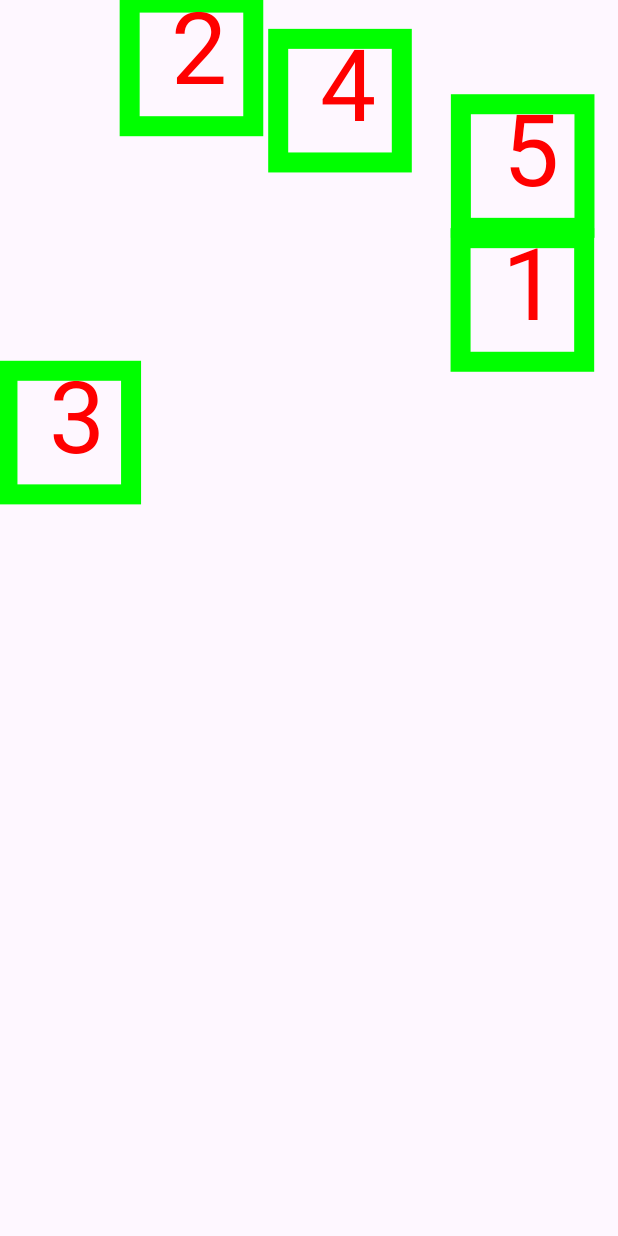
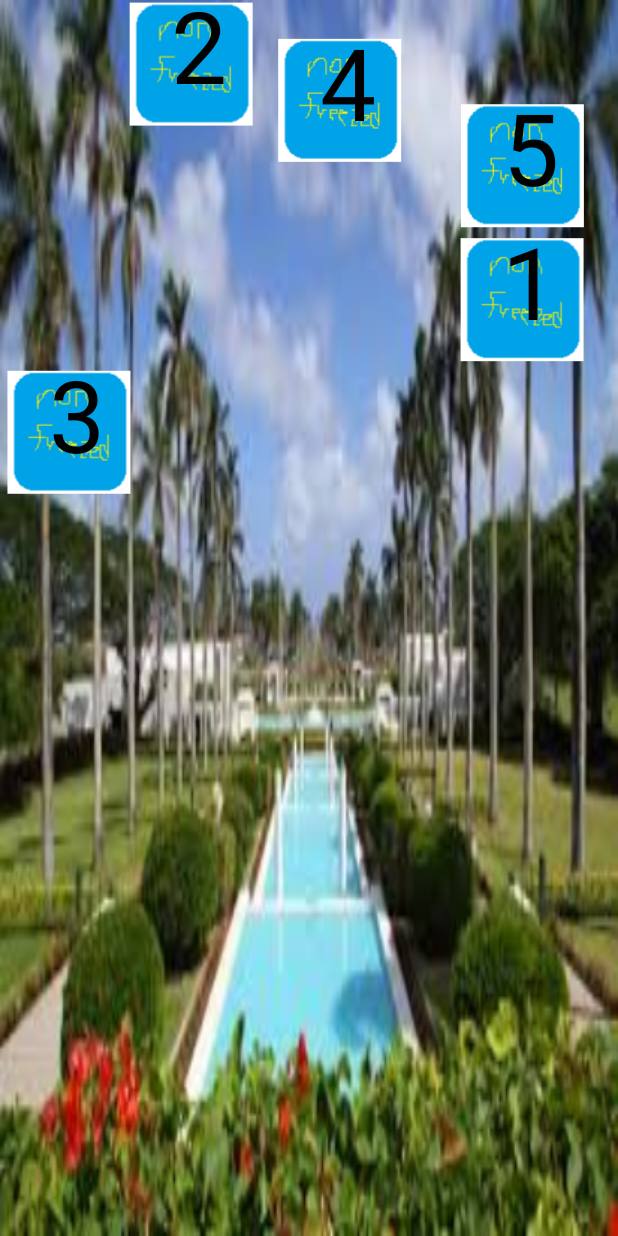
Before and after one commit to hysk3179/NumberSquare, an Android app: the screen it shows after launch (MainActivity), on a phone screen of 412 x 824 dp. Run offline under Robolectric (Android 15) with nearby library versions, the phone set to English and light mode, and no system bars.

Commit message:
Add backgournd

```diff
--- a/app/src/main/java/com/example/numbersquare/MainActivity.java
+++ b/app/src/main/java/com/example/numbersquare/MainActivity.java
@@ -3,6 +3,7 @@ package com.example.numbersquare;
 import android.content.Intent;
 import android.os.Bundle;
 import android.view.Gravity;
+import android.widget.ImageView;
 import android.widget.Toast;
 
 import androidx.activity.EdgeToEdge;
@@ -14,6 +15,8 @@ import androidx.core.view.WindowInsetsCompat;
 public class MainActivity extends AppCompatActivity {
 
     private SquareView sq;
+    private ImageView iv;
+
     /**
      * Activity class that initializes the SquareView and sets it as the content view.
      */
@@ -21,7 +24,7 @@ public class MainActivity extends AppCompatActivity {
     protected void onCreate(Bundle b) {
         super.onCreate(b);
 //        Intent i =getIntent();
-        sq = new SquareView(this);
+        sq = new SquareView(this, false);
         setContentView(sq);
         Toast toast = Toast.makeText(getApplicationContext(), "Level 1", Toast.LENGTH_SHORT);
         toast.setGravity(Gravity.CENTER, 0, 0);  // Center the Toast
--- a/app/src/main/java/com/example/numbersquare/Square.java
+++ b/app/src/main/java/com/example/numbersquare/Square.java
@@ -22,7 +22,9 @@ public class Square {
     float velocitydx = (float) (Math.random() * 10) - 5; //-5 ~ 5
     float velocitydy = (float) (Math.random() * 10) - 5; //-5 ~ 5
     private Bitmap img;
+    private Bitmap imgWater;
     private Bitmap icedSquare;
+    private Bitmap water;
     private boolean iced;
     private Paint fakeIce;
 
@@ -43,11 +45,15 @@ public class Square {
         y = (top + size / 2) + 22;
         id = i;
         this.color = Color.GREEN;
+        water = BitmapFactory.decodeResource(res, R.drawable.water);
+        water = Bitmap.createScaledBitmap(water, (int)size, (int)size, true);
+        imgWater = water;
         icedSquare = BitmapFactory.decodeResource(res, R.drawable.iced);
         icedSquare = Bitmap.createScaledBitmap(icedSquare, (int)size, (int)size, true);
         img = icedSquare;
         fakeIce = new Paint();
         fakeIce.setColor(Color.BLACK);
+        fakeIce.setTextSize(100);
     }
 
 //    public Square(float screenWidth, float screenHeight) {
@@ -154,19 +160,19 @@ public class Square {
      * @param c The canvas on which to draw the square.
      */
     public void draw(Canvas c) {
-        Paint paint = new Paint();
-        paint.setColor(color);
-        paint.setStyle(Paint.Style.STROKE);
-        paint.setStrokeWidth(20);
-
-        Paint textPaint = new Paint();
-        textPaint.setColor(Color.RED);
-        textPaint.setTextSize(100);
-
+//        Paint paint = new Paint();
+//        paint.setColor(color);
+//        paint.setStyle(Paint.Style.STROKE);
+//        paint.setStrokeWidth(20);
+//
+//        Paint textPaint = new Paint();
+//        textPaint.setColor(Color.RED);
+//        textPaint.setTextSize(100);
+//
         if(!iced) {
-            c.drawRect(bounds, paint);
+            c.drawBitmap(imgWater, bounds.left, bounds.top, fakeIce);
+            c.drawText(Integer.toString(id), bounds.centerX() -20, bounds.centerY() +20, fakeIce);
         }
-        c.drawText(Integer.toString(id), bounds.centerX() - 20, bounds.centerY() + 20, textPaint);
 
         if(iced){
             c.drawBitmap(img, bounds.left, bounds.top, fakeIce);
--- a/app/src/main/java/com/example/numbersquare/SquareView.java
+++ b/app/src/main/java/com/example/numbersquare/SquareView.java
@@ -1,6 +1,7 @@
 package com.example.numbersquare;
 
 import android.content.Context;
+import android.graphics.Bitmap;
 import android.graphics.Canvas;
 import android.graphics.Color;
 import android.os.Handler;
@@ -14,7 +15,7 @@ import java.util.ArrayList;
 import java.util.List;
 
 
-public class SquareView extends View implements TickListener{
+public class SquareView extends androidx.appcompat.widget.AppCompatImageView implements TickListener{
 
     private List<Square> flock;
     protected boolean initialized;
@@ -23,13 +24,16 @@ public class SquareView extends View implements TickListener{
     private int level = 2;
     int startNum = 1;
     boolean done = false;
+    private Bitmap background;
 
-    public SquareView(Context c) {
+    public SquareView(Context c, boolean dd) {
         super(c);
         initialized = false;
         flock = new ArrayList<>();
         tim = new Timer();
         tim.registerListener(this);
+        setBackgroundResource(R.drawable.temple);
+        setScaleType(ScaleType.FIT_XY);
     }
 
     /**
```
Also changed, not shown: app/src/main/res/drawable/temple.jpg (added), app/src/main/res/drawable/water.png (added).
